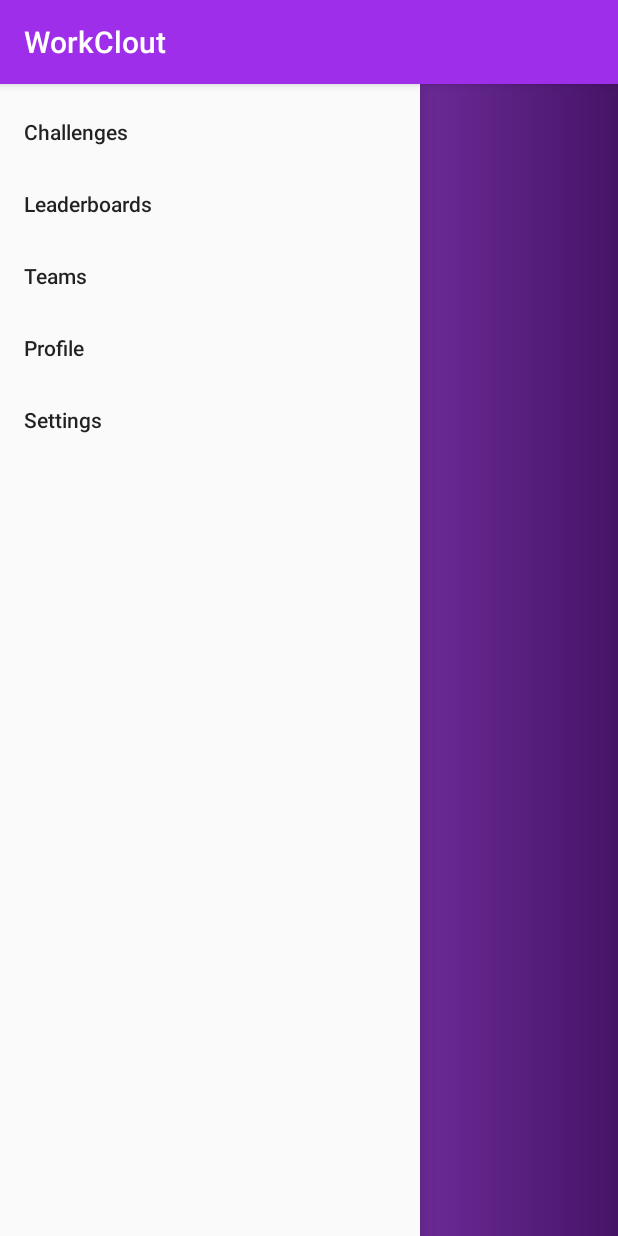
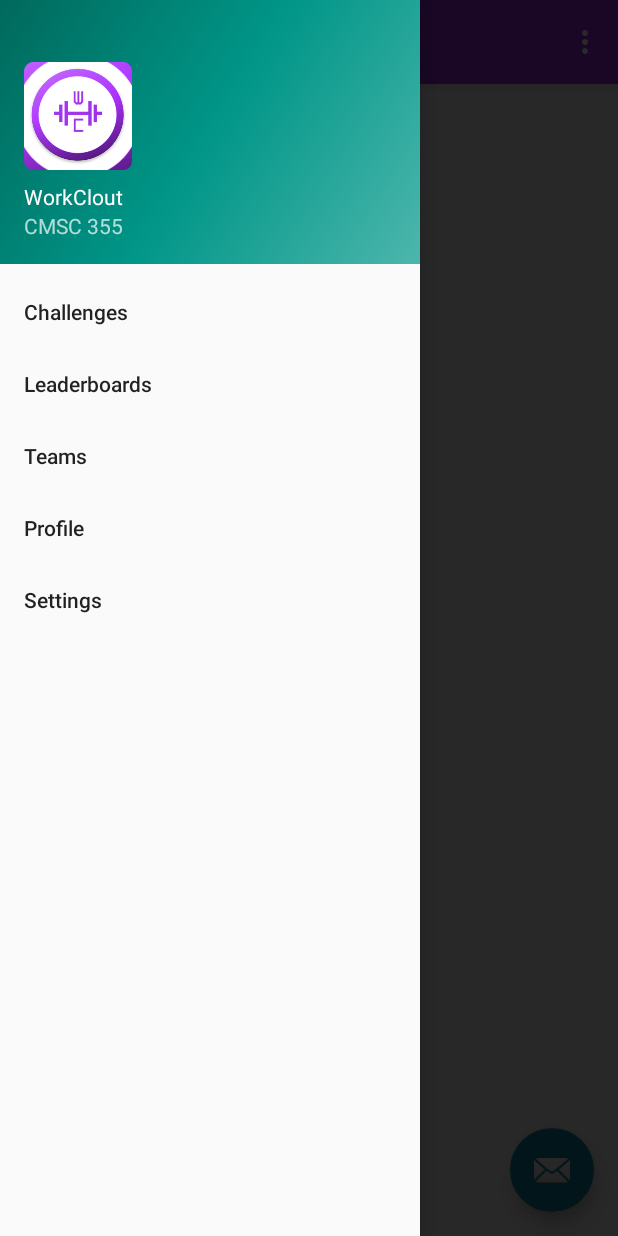
Before and after one commit to forklifters/WorkClout, an Android app: the HomePage screen opened directly, with no data from a screen before it, with the side drawer open, on a phone screen of 412 x 824 dp. Run offline under Robolectric (Android 15) with nearby library versions, the phone set to English and light mode, and no system bars; 2 statements that could not run were skipped.

Commit message:
LADS I'VE DONE IT. I'VE FIXED THE HOMEPAGE THINGY. IT LINKS TO OTHER PAGES NOW FROM THE SIDEBAR.

```diff
--- a/app/build.gradle
+++ b/app/build.gradle
@@ -41,6 +41,7 @@ dependencies {
     /************************************************
      * Testing dependencies
      ************************************************/
+    implementation 'com.android.support:support-v4:28.0.0'
     testImplementation 'junit:junit:4.12'
     androidTestImplementation 'com.android.support.test:runner:1.0.2'
     androidTestImplementation 'com.android.support.test:rules:1.0.2'
--- a/app/src/main/java/com/example/workclout/CoachTab.java
+++ b/app/src/main/java/com/example/workclout/CoachTab.java
@@ -43,7 +43,7 @@ public class CoachTab extends AppCompatActivity {
         createYourChallengesButton.setOnClickListener(new View.OnClickListener() {
             @Override
             public void onClick(View v) {
-                Intent createYourChallenges= new Intent(CoachTab.this,CreateYourChallenges.class);
+                Intent createYourChallenges= new Intent(CoachTab.this,CreateChallenge.class);
                 startActivity(createYourChallenges);
 
             }
--- a/app/src/main/java/com/example/workclout/HomePage.java
+++ b/app/src/main/java/com/example/workclout/HomePage.java
@@ -1,19 +1,117 @@
 package com.example.workclout;
 
+import android.content.Intent;
 import android.os.Bundle;
 import android.support.design.widget.FloatingActionButton;
 import android.support.design.widget.Snackbar;
+import android.view.View;
+import android.support.design.widget.NavigationView;
+import android.support.v4.view.GravityCompat;
+import android.support.v4.widget.DrawerLayout;
+import android.support.v7.app.ActionBarDrawerToggle;
 import android.support.v7.app.AppCompatActivity;
 import android.support.v7.widget.Toolbar;
-import android.view.View;
+import android.view.Menu;
+import android.view.MenuItem;
 
-public class HomePage extends AppCompatActivity {
+public class HomePage extends AppCompatActivity
+        implements NavigationView.OnNavigationItemSelectedListener {
+
+    private String UId, loginType;
 
     @Override
     protected void onCreate(Bundle savedInstanceState) {
+
+        Bundle getBundle = new Bundle();
+        getBundle = getIntent().getExtras();
+        UId = getBundle.getString("userID");
+        loginType = getBundle.getString("accountType");
+
         super.onCreate(savedInstanceState);
         setContentView(R.layout.activity_home_page);
+        Toolbar toolbar = (Toolbar) findViewById(R.id.toolbar);
+        setSupportActionBar(toolbar);
 
+        FloatingActionButton fab = (FloatingActionButton) findViewById(R.id.fab);
+        fab.setOnClickListener(new View.OnClickListener() {
+            @Override
+            public void onClick(View view) {
+                Snackbar.make(view, "Replace with your own action", Snackbar.LENGTH_LONG)
+                        .setAction("Action", null).show();
+            }
+        });
+
+        DrawerLayout drawer = (DrawerLayout) findViewById(R.id.drawer_layout);
+        ActionBarDrawerToggle toggle = new ActionBarDrawerToggle(
+                this, drawer, toolbar, R.string.navigation_drawer_open, R.string.navigation_drawer_close);
+        drawer.addDrawerListener(toggle);
+        toggle.syncState();
+
+        NavigationView navigationView = (NavigationView) findViewById(R.id.nav_view);
+        navigationView.setNavigationItemSelectedListener(this);
     }
 
+    @Override
+    public void onBackPressed() {
+        DrawerLayout drawer = (DrawerLayout) findViewById(R.id.drawer_layout);
+        if (drawer.isDrawerOpen(GravityCompat.START)) {
+            drawer.closeDrawer(GravityCompat.START);
+        } else {
+            super.onBackPressed();
+        }
+    }
+
+    @Override
+    public boolean onCreateOptionsMenu(Menu menu) {
+        // Inflate the menu; this adds items to the action bar if it is present.
+        getMenuInflater().inflate(R.menu.home_page, menu);
+        return true;
+    }
+
+    @Override
+    public boolean onOptionsItemSelected(MenuItem item) {
+        // Handle action bar item clicks here. The action bar will
+        // automatically handle clicks on the Home/Up button, so long
+        // as you specify a parent activity in AndroidManifest.xml.
+        int id = item.getItemId();
+
+        //noinspection SimplifiableIfStatement
+        if (id == R.id.action_settings) {
+            return true;
+        }
+
+        return super.onOptionsItemSelected(item);
+    }
+
+    @SuppressWarnings("StatementWithEmptyBody")
+    @Override
+    public boolean onNavigationItemSelected(MenuItem item) {
+        // Handle navigation view item clicks here.
+        int id = item.getItemId();
+
+        if (id == R.id.nav_challenges) {
+            Intent challenges = new Intent(HomePage.this, Challenges.class);
+            startActivity(challenges);
+        } else if (id == R.id.nav_teams) {
+            Intent teams = new Intent(HomePage.this, Registration.class);
+            startActivity(teams);
+        } else if (id == R.id.nav_settings) {
+            Intent settings = new Intent(HomePage.this, Settings.class);
+            settings.putExtra("userID", UId);
+            settings.putExtra("accountType", loginType);
+            startActivity(settings);
+        } else if (id == R.id.nav_profile) {
+            Intent profileView = new Intent(HomePage.this, SetupProfile.class);
+            profileView.putExtra("userID", UId);
+            profileView.putExtra("accountType", loginType);
+            startActivity(profileView);
+        } else if (id == R.id.nav_leaderboards) {
+            Intent leaderboards = new Intent(HomePage.this, Registration.class);
+            startActivity(leaderboards);
+        }
+
+        DrawerLayout drawer = (DrawerLayout) findViewById(R.id.drawer_layout);
+        drawer.closeDrawer(GravityCompat.START);
+        return true;
+    }
 }
--- a/app/src/main/java/com/example/workclout/LoginActivity.java
+++ b/app/src/main/java/com/example/workclout/LoginActivity.java
@@ -149,8 +149,10 @@ public class LoginActivity extends AppCompatActivity {
                             if (emailInput.equals(databaseEmail) && passWordInput.equals(databasePassWord)) {
                                 Toast.makeText(LoginActivity.this, "You're Logged In", Toast.LENGTH_SHORT).show();
 
-                                Intent homePageSwitch = new Intent(LoginActivity.this, HomePage.class);
-                                startActivity(homePageSwitch);
+                                Intent homePage = new Intent(LoginActivity.this, HomePage.class);
+                                homePage.putExtra("userID", userID);
+                                homePage.putExtra("accountType", accountType);
+                                startActivity(homePage);
                             }
                             else {
                                 Toast.makeText(LoginActivity.this, "Failed to Connect Login", Toast.LENGTH_SHORT).show();
--- a/app/src/main/java/com/example/workclout/Settings.java
+++ b/app/src/main/java/com/example/workclout/Settings.java
@@ -47,7 +47,6 @@ public class Settings extends AppCompatActivity {
         Toast.makeText(Settings.this, "Your " + loginType, Toast.LENGTH_SHORT).show();
         firestoreoreupdate = FirebaseFirestore.getInstance();
         setUPRef = firestoreoreupdate.collection(loginType).document(UId);
-        //fuck me nothing fucking works
 
         nightmode.setOnCheckedChangeListener(new CompoundButton.OnCheckedChangeListener() {
             @Override
--- a/app/src/main/res/layout/activity_home_page.xml
+++ b/app/src/main/res/layout/activity_home_page.xml
@@ -1,37 +1,33 @@
 <?xml version="1.0" encoding="utf-8"?>
-
-<RelativeLayout xmlns:android="http://schemas.android.com/apk/res/android"
+<android.support.v4.widget.DrawerLayout xmlns:android="http://schemas.android.com/apk/res/android"
+    xmlns:app="http://schemas.android.com/apk/res-auto"
     xmlns:tools="http://schemas.android.com/tools"
+    android:id="@+id/drawer_layout"
     android:layout_width="match_parent"
     android:layout_height="match_parent"
-    android:animateLayoutChanges="true"
-    android:background="@drawable/grad_bg"
-    tools:context=".LoginActivity">
+    android:fitsSystemWindows="true"
+    tools:openDrawer="start">
 
-    <TextView
-        android:layout_width="wrap_content"
-        android:layout_height="wrap_content"
-        android:fontFamily="sans-serif-light"
-        android:text="Homepage"
-        android:textAllCaps="true"
-        android:textColor="@color/white"
-        android:textSize="20sp"/>
+    <include
+        layout="@layout/app_bar_home_page"
+        android:layout_width="match_parent"
+        android:layout_height="match_parent" />
 
-    <android.support.v4.widget.DrawerLayout
-        xmlns:android="http://schemas.android.com/apk/res/android"
-        xmlns:app="http://schemas.android.com/apk/res-auto"
-        xmlns:tools="http://schemas.android.com/tools"
+    <android.support.v4.view.ViewPager
         android:layout_width="match_parent"
         android:layout_height="match_parent"
-        tools:context=".HomePage">
+        android:id="@+id/container">
 
-        <android.support.design.widget.NavigationView
-            android:layout_width="wrap_content"
-            android:layout_height="match_parent"
-            app:menu="@menu/drawermenu"
-            android:layout_gravity="start">
-        </android.support.design.widget.NavigationView>
+    </android.support.v4.view.ViewPager>
 
-    </android.support.v4.widget.DrawerLayout>
 
-</RelativeLayout>
+    <android.support.design.widget.NavigationView
+        android:id="@+id/nav_view"
+        android:layout_width="wrap_content"
+        android:layout_height="match_parent"
+        android:layout_gravity="start"
+        android:fitsSystemWindows="true"
+        app:headerLayout="@layout/nav_header_home_page"
+        app:menu="@menu/activity_home_page_drawer" />
+
+</android.support.v4.widget.DrawerLayout>
--- /dev/null
+++ b/app/src/main/res/layout/app_bar_home_page.xml
@@ -0,0 +1,33 @@
+<?xml version="1.0" encoding="utf-8"?>
+<android.support.design.widget.CoordinatorLayout xmlns:android="http://schemas.android.com/apk/res/android"
+    xmlns:app="http://schemas.android.com/apk/res-auto"
+    xmlns:tools="http://schemas.android.com/tools"
+    android:layout_width="match_parent"
+    android:layout_height="match_parent"
+    tools:context=".HomePage">
+
+    <android.support.design.widget.AppBarLayout
+        android:layout_width="match_parent"
+        android:layout_height="wrap_content"
+        android:theme="@style/AppTheme.AppBarOverlay">
+
+        <android.support.v7.widget.Toolbar
+            android:id="@+id/toolbar"
+            android:layout_width="match_parent"
+            android:layout_height="?attr/actionBarSize"
+            android:background="?attr/colorPrimary"
+            app:popupTheme="@style/AppTheme.PopupOverlay" />
+
+    </android.support.design.widget.AppBarLayout>
+
+    <include layout="@layout/content_home_page" />
+
+    <android.support.design.widget.FloatingActionButton
+        android:id="@+id/fab"
+        android:layout_width="wrap_content"
+        android:layout_height="wrap_content"
+        android:layout_gravity="bottom|end"
+        android:layout_margin="@dimen/fab_margin"
+        app:srcCompat="@android:drawable/ic_dialog_email" />
+
+</android.support.design.widget.CoordinatorLayout>
--- /dev/null
+++ b/app/src/main/res/layout/nav_header_home_page.xml
@@ -0,0 +1,36 @@
+<?xml version="1.0" encoding="utf-8"?>
+<LinearLayout xmlns:android="http://schemas.android.com/apk/res/android"
+    xmlns:app="http://schemas.android.com/apk/res-auto"
+    android:layout_width="match_parent"
+    android:layout_height="@dimen/nav_header_height"
+    android:background="@drawable/side_nav_bar"
+    android:gravity="bottom"
+    android:orientation="vertical"
+    android:paddingLeft="@dimen/activity_horizontal_margin"
+    android:paddingTop="@dimen/activity_vertical_margin"
+    android:paddingRight="@dimen/activity_horizontal_margin"
+    android:paddingBottom="@dimen/activity_vertical_margin"
+    android:theme="@style/ThemeOverlay.AppCompat.Dark">
+
+    <ImageView
+        android:id="@+id/imageView"
+        android:layout_width="wrap_content"
+        android:layout_height="wrap_content"
+        android:contentDescription="@string/nav_header_desc"
+        android:paddingTop="@dimen/nav_header_vertical_spacing"
+        app:srcCompat="@mipmap/ic_launcher_round" />
+
+    <TextView
+        android:layout_width="match_parent"
+        android:layout_height="wrap_content"
+        android:paddingTop="@dimen/nav_header_vertical_spacing"
+        android:text="@string/nav_header_title"
+        android:textAppearance="@style/TextAppearance.AppCompat.Body1" />
+
+    <TextView
+        android:id="@+id/textView"
+        android:layout_width="wrap_content"
+        android:layout_height="wrap_content"
+        android:text="@string/nav_header_subtitle" />
+
+</LinearLayout>
--- /dev/null
+++ b/app/src/main/res/menu/activity_home_page_drawer.xml
@@ -0,0 +1,24 @@
+<?xml version="1.0" encoding="utf-8"?>
+<menu xmlns:android="http://schemas.android.com/apk/res/android"
+    xmlns:tools="http://schemas.android.com/tools"
+    tools:showIn="navigation_view">
+
+    <group android:checkableBehavior="single">
+        <item
+            android:id="@+id/nav_challenges"
+            android:title="Challenges" />
+        <item
+            android:id="@+id/nav_leaderboards"
+            android:title="Leaderboards" />
+        <item
+            android:id="@+id/nav_teams"
+            android:title="Teams" />
+        <item
+            android:id="@+id/nav_profile"
+            android:title="Profile" />
+        <item
+            android:id="@+id/nav_settings"
+            android:title="Settings" />
+    </group>
+
+</menu>
--- a/app/src/main/res/menu/drawermenu.xml
+++ /dev/null
@@ -1,8 +0,0 @@
-<?xml version="1.0" encoding="utf-8"?>
-<menu xmlns:android="http://schemas.android.com/apk/res/android">
-    <item android:id="@+id/db" android:title="Challenges" />
-    <item android:id="@+id/leaderboards" android:title="Leaderboards" />
-    <item android:id="@+id/teams" android:title="Teams" />
-    <item android:id="@+id/profile" android:title="Profile" />
-    <item android:id="@+id/settings" android:title="Settings" />
-</menu>
--- /dev/null
+++ b/app/src/main/res/menu/home_page.xml
@@ -0,0 +1,9 @@
+<?xml version="1.0" encoding="utf-8"?>
+<menu xmlns:android="http://schemas.android.com/apk/res/android"
+    xmlns:app="http://schemas.android.com/apk/res-auto">
+    <item
+        android:id="@+id/action_settings"
+        android:orderInCategory="100"
+        android:title="@string/action_settings"
+        app:showAsAction="never" />
+</menu>
--- a/app/src/main/res/values/strings.xml
+++ b/app/src/main/res/values/strings.xml
@@ -15,7 +15,12 @@
     <string name="title_activity_login">Login Screen</string>
     <string name="workclout_logo">WorkClout Logo</string>
     <string name="login">Login</string>
-    <string name="navigation_drawer_open">\"\"</string>
-    <string name="navigation_drawer_close">\"\"</string>
     <string name="title_activity_home_page">HomePage</string>
+    <string name="navigation_drawer_open">Open navigation drawer</string>
+    <string name="navigation_drawer_close">Close navigation drawer</string>
+    <string name="nav_header_title">WorkClout</string>
+    <string name="nav_header_subtitle">CMSC 355</string>
+    <string name="nav_header_desc">Navigation header</string>
+    <string name="action_settings">Settings</string>
+
 </resources>
```
Also changed, not shown: app/src/main/AndroidManifest.xml (+5 -2 lines), app/src/main/java/com/example/workclout/SectionsStatePagerAdapter.java (added, +33 -0 lines), app/src/main/res/layout/content_home_page.xml (added, +11 -0 lines).
